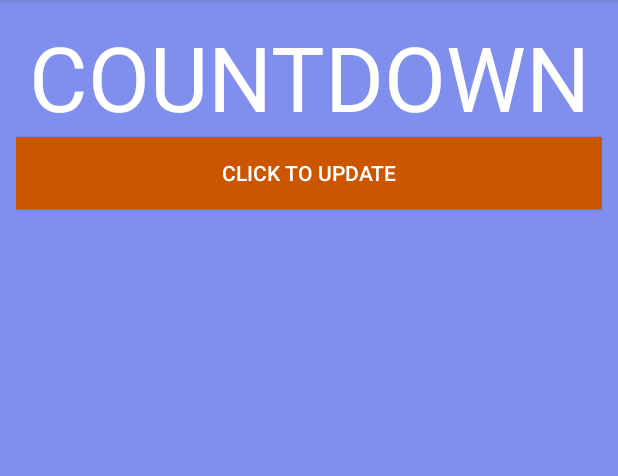
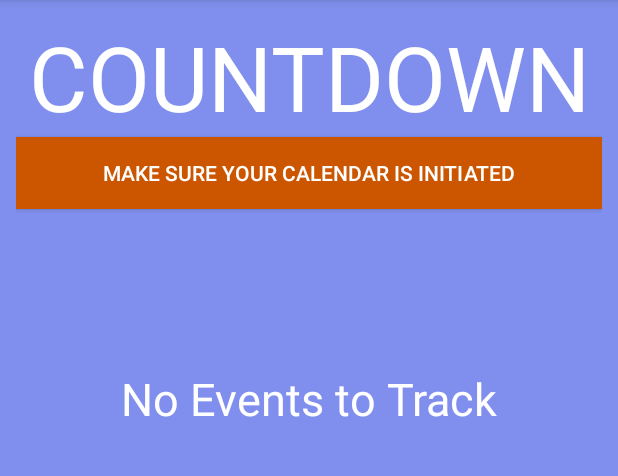
Before and after one commit to MattMetcalfe/StudentHubMine, an Android app: the Countdown screen opened directly, with no data from a screen before it, on a phone screen of 412 x 824 dp, the part 84-560 px from its top. Run offline under Robolectric (Android 15) with nearby library versions, the phone set to English and light mode, and no system bars; libraries missing offline, so code that uses them is left out: com.google.api.client, com.google.api.services, pub.devrel.easypermissions; 1 statement that could not run was skipped.

Commit message:
No events in countdown fixed. Landing page background added.

```diff
--- a/app/src/main/java/com/example/studenthub/Countdown.java
+++ b/app/src/main/java/com/example/studenthub/Countdown.java
@@ -29,6 +29,8 @@ import com.google.api.client.util.DateTime;
 import com.google.api.services.calendar.model.Event;
 import com.google.api.services.calendar.model.Events;
 
+import org.w3c.dom.Text;
+
 import java.io.IOException;
 import java.util.ArrayList;
 import java.util.List;
@@ -52,13 +54,33 @@ public class Countdown extends AppCompatActivity {
         pageLayout.setLayoutParams(lp);
         pageLayout.setOrientation(LinearLayout.VERTICAL);
         pageLayout.setPadding(16, 16, 16, 16);
+
         TextView title = new TextView(this);
         title.setTextSize(60);
         title.setTextColor(Color.parseColor("#FFFFFF"));
         title.setText("COUNTDOWN");
         title.setTextAlignment(View.TEXT_ALIGNMENT_CENTER);
 
+        TextView noEvents = new TextView(this);
+        noEvents.setTextSize(30);
+        noEvents.setTextColor(Color.parseColor("#FFFFFF"));
+        noEvents.setText("\n\n\nNo Events to Track");
+        noEvents.setTextAlignment(View.TEXT_ALIGNMENT_CENTER);
 
+
+
+        Button openScheduler = new Button(this);
+        openScheduler.setText("Make sure your calendar is initiated");
+        openScheduler.setBackgroundColor(Color.parseColor("#CC5500"));
+        openScheduler.setTextColor(Color.parseColor("#FFFFFF"));
+        final Intent scheduler_Intent = new Intent(this, Scheduler.class);
+        openScheduler.setOnClickListener(new View.OnClickListener() {
+            @Override
+            public void onClick(View v) {
+                finish();
+                startActivity(new Intent(scheduler_Intent));
+            }
+        });
 
         Button mRefreshButton = new Button(this);
         mRefreshButton.setText("Click to Update");
@@ -111,7 +133,14 @@ public class Countdown extends AppCompatActivity {
         }
 
         pageLayout.addView(title);
-        pageLayout.addView(mRefreshButton);
+        if(mevents.size() == 0){
+            pageLayout.addView(openScheduler);
+            pageLayout.addView((noEvents));
+
+        } else {
+            pageLayout.addView(mRefreshButton);
+        }
+
         sc.addView(tableLayout);
         pageLayout.addView(sc);
         pageLayout.setBackgroundColor(Color.parseColor("#808fed"));
--- a/app/src/main/res/layout/activity_landing.xml
+++ b/app/src/main/res/layout/activity_landing.xml
@@ -8,7 +8,7 @@
     android:paddingRight="@dimen/activity_horizontal_margin"
     android:paddingTop="@dimen/activity_vertical_margin"
     tools:context="com.example.studenthub.Landing"
-    android:background="@drawable/person">
+    android:background="@drawable/desk">
 
     <LinearLayout
         android:orientation="vertical"
```
